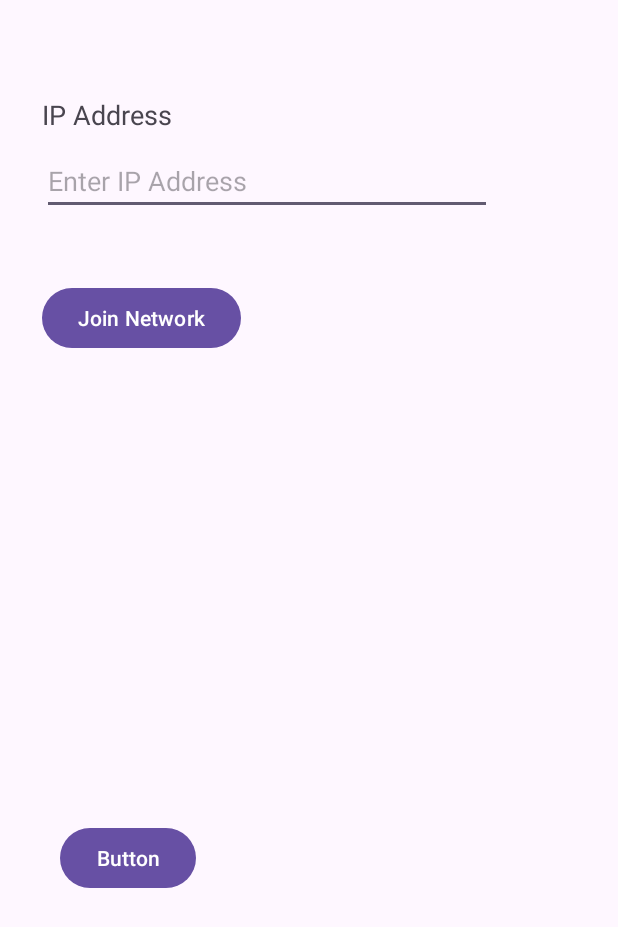
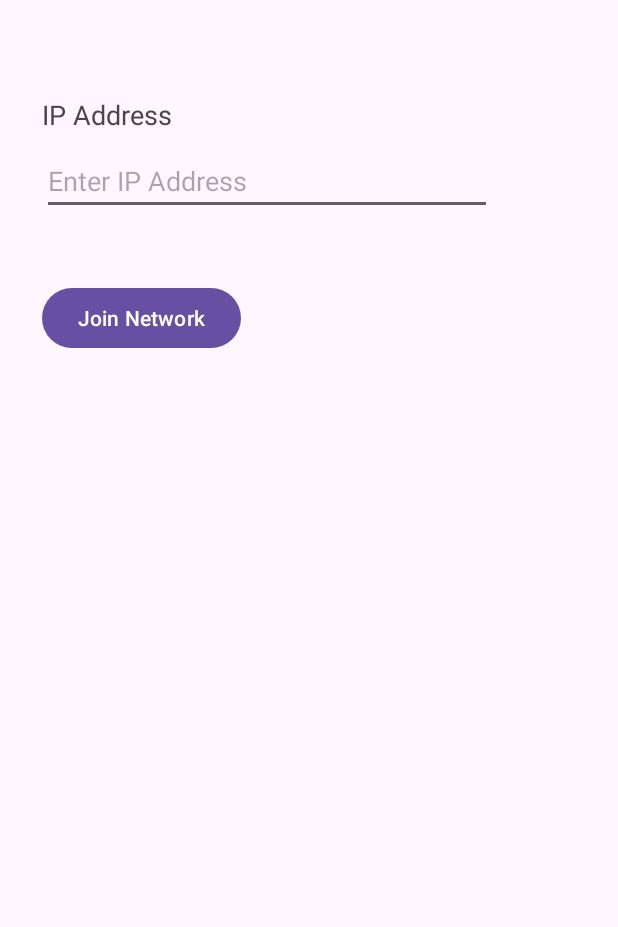
Before and after one commit to Deznyz/Serverless-Distributed-Communication-Network, an Android app: the screen it shows after launch (MainActivity), on a phone screen of 412 x 824 dp. Shown: the top 927 px of the screen. Run offline under Robolectric (Android 15) with nearby library versions, the phone set to English and light mode, and no system bars.

Commit message:
1. Fjernet midlertidig knap "button" fra MainActivity 2. Oprettet ny klasse til håndtering af al navigering "NavigationManager" 3. Når der er indtastet IP ind navigeres der nu til activity_chatroom

```diff
--- a/app/src/main/java/com/example/serverlessdistributedcommunicationnetwork/MainActivity.java
+++ b/app/src/main/java/com/example/serverlessdistributedcommunicationnetwork/MainActivity.java
@@ -9,6 +9,8 @@ import android.widget.EditText;
 import android.widget.Toast;
 import android.widget.TextView;
 import androidx.appcompat.app.AppCompatActivity;
+
+import com.example.serverlessdistributedcommunicationnetwork.utils.NavigationManager;
 
 import java.io.Serializable;
 import java.util.Map;
@@ -25,6 +27,13 @@ public class MainActivity extends AppCompatActivity implements NodeJoinListener,
     protected void onCreate(Bundle savedInstanceState) {
         super.onCreate(savedInstanceState);
         setContentView(R.layout.activity_main);
+
+        /*findViewById(R.id.button).setOnClickListener(new View.OnClickListener() {
+            @Override
+            public void onClick(View v) {
+                NavigationManager.navigateToChatroom(MainActivity.this);
+            }
+        });*/
 
         //---INITIALIZE CHORD NETWORK---
         //create the node
@@ -44,6 +53,7 @@ public class MainActivity extends AppCompatActivity implements NodeJoinListener,
 
             if (!ipAddress.isEmpty()) {
                 new JoinRequestTask(node, MainActivity.this).execute(ipAddress, "5000");
+                NavigationManager.navigateTo(MainActivity.this, Chatroom.class);
             } else {
                 Toast.makeText(MainActivity.this, "Please enter IP address", Toast.LENGTH_SHORT).show();
             }
@@ -66,11 +76,8 @@ public class MainActivity extends AppCompatActivity implements NodeJoinListener,
 
     }
 
-    public void GoToChatroom(View v){
-        Intent i = new Intent(this, Chatroom.class);
-        startActivity(i);
 
-    }
+
 
     private class JoinNetworkTask extends AsyncTask<Void, Void, Boolean> {
         @Override
--- a/app/src/main/res/layout/activity_main.xml
+++ b/app/src/main/res/layout/activity_main.xml
@@ -53,14 +53,4 @@
         app:layout_constraintStart_toStartOf="parent"
         app:layout_constraintTop_toTopOf="parent" />
 
-    <Button
-        android:id="@+id/button"
-        android:layout_width="wrap_content"
-        android:layout_height="wrap_content"
-        android:layout_marginStart="24dp"
-        android:layout_marginTop="532dp"
-        android:onClick="GoToChatroom"
-        android:text="Button"
-        app:layout_constraintStart_toStartOf="parent"
-        app:layout_constraintTop_toTopOf="parent" />
 </androidx.constraintlayout.widget.ConstraintLayout>
```
Also changed, not shown: app/src/main/java/com/example/serverlessdistributedcommunicationnetwork/utils/NavigationManager.java (added, +14 -0 lines).
